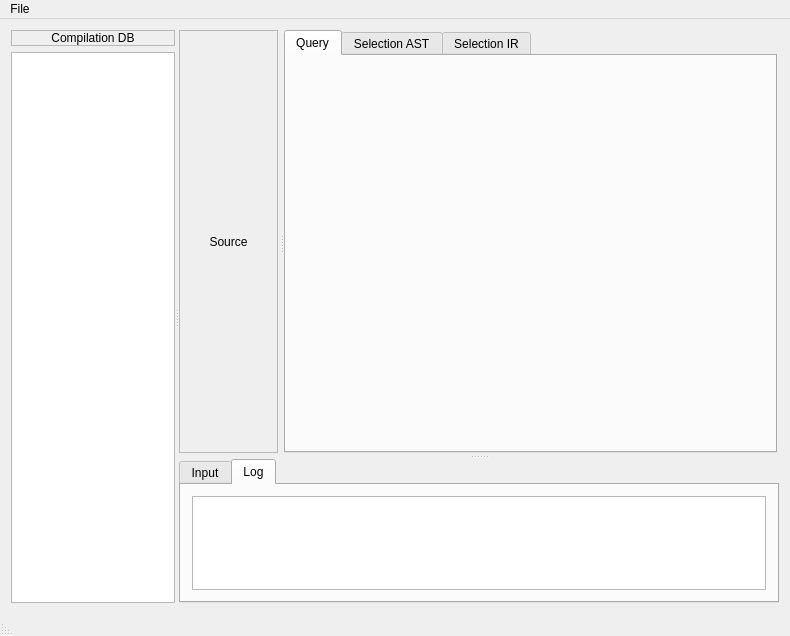
Before: the Qt Designer form src/gui/mainwindow.ui in ahueck/astviewer, drawn with Qt 5.
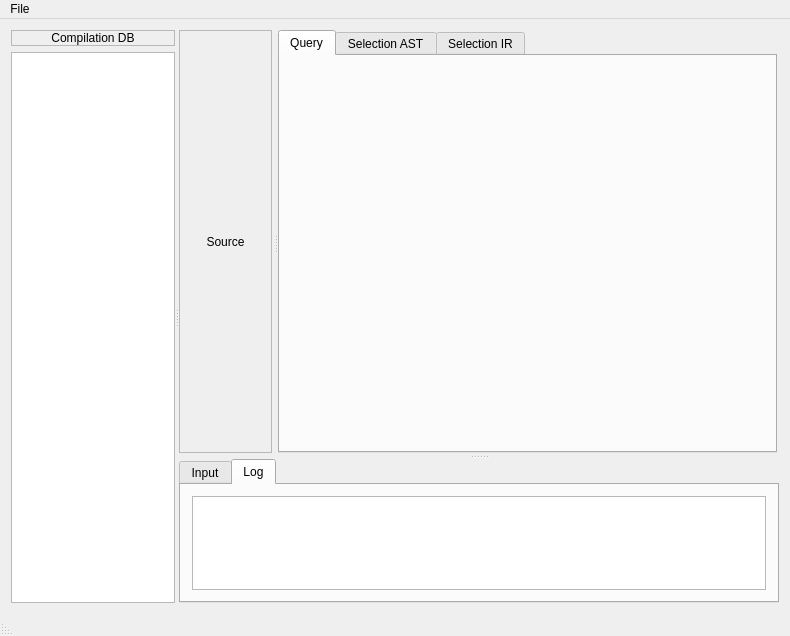
After: the same form once the commit is applied. The open tabs and pages were chosen to show the change.

```diff
--- a/src/gui/mainwindow.ui
+++ b/src/gui/mainwindow.ui
@@ -222,6 +222,12 @@
                </layout>
               </widget>
               <widget class="QWidget" name="widgetAST" native="true">
+               <property name="minimumSize">
+                <size>
+                 <width>0</width>
+                 <height>0</height>
+                </size>
+               </property>
                <layout class="QVBoxLayout" name="verticalLayout_2">
                 <property name="leftMargin">
                  <number>0</number>
@@ -237,6 +243,12 @@
                 </property>
                 <item>
                  <widget class="QTabWidget" name="tabWidgetTools">
+                  <property name="minimumSize">
+                   <size>
+                    <width>220</width>
+                    <height>0</height>
+                   </size>
+                  </property>
                   <property name="currentIndex">
                    <number>2</number>
                   </property>
```
Left out of the diff: 27 changed lines with no effect on the pictures.
